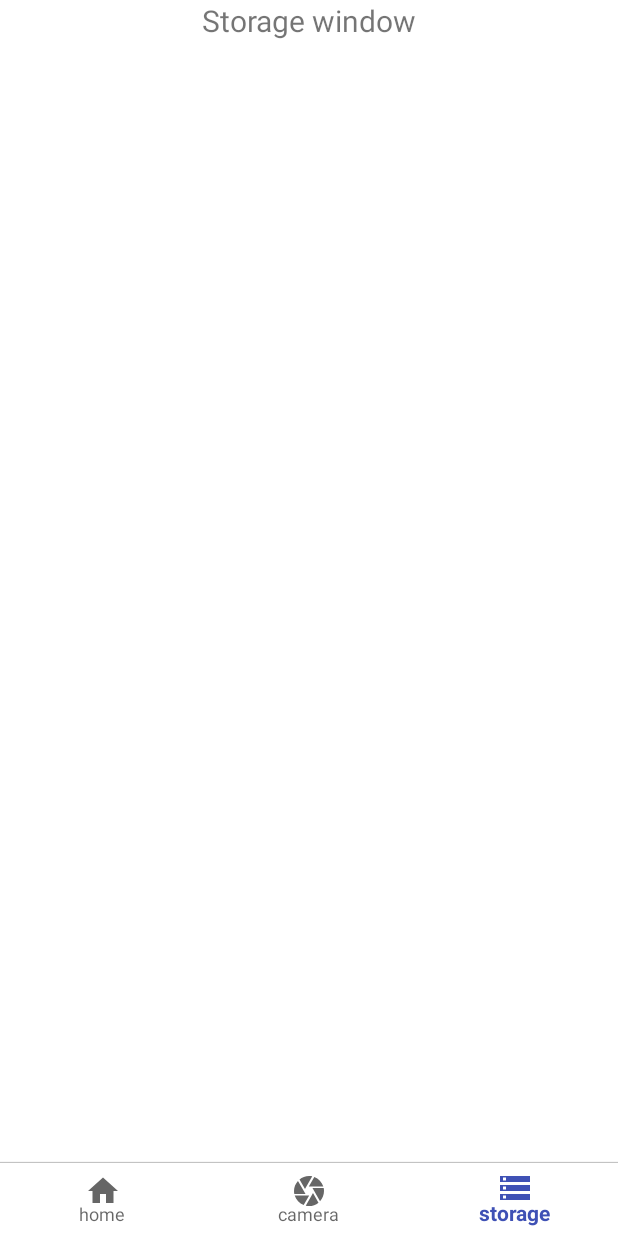
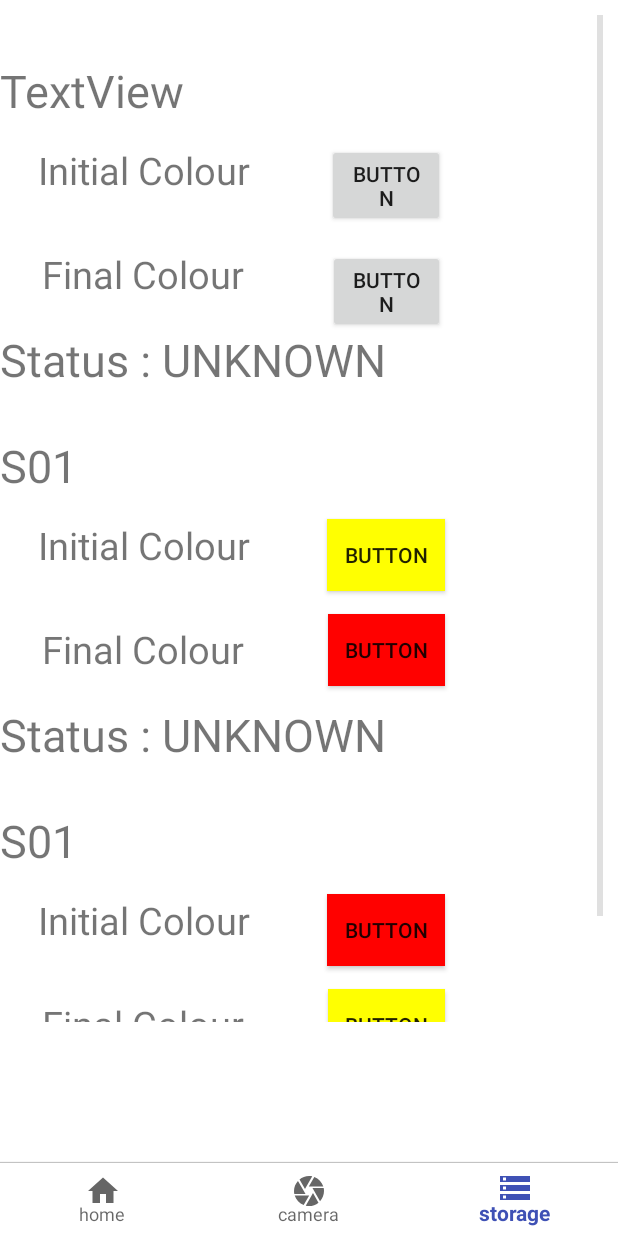
Before and after one commit to ipavi99/AndroidColorDetector1, an Android app: the ActivityStorage screen opened directly, with no data from a screen before it, on a phone screen of 412 x 824 dp. Run offline under Robolectric (Android 15) with nearby library versions, the phone set to English and light mode, and no system bars; 3 statements that could not run were skipped.

Commit message:
Second Commit

```diff
--- a/app/src/main/AndroidManifest.xml
+++ b/app/src/main/AndroidManifest.xml
@@ -6,11 +6,12 @@
         android:allowBackup="true"
         android:icon="@mipmap/ic_launcher"
         android:label="@string/app_name"
-        android:launchMode="singleTop"
+        android:launchMode="singleInstance"
         android:roundIcon="@mipmap/ic_launcher_round"
         android:supportsRtl="true"
         android:theme="@style/AppTheme">
-        <activity android:name=".SelectActivity"></activity>
+        <activity android:name=".Activity2Camera"></activity>
+        <activity android:name=".SelectActivity" />
         <activity android:name=".MainActivity">
             <intent-filter>
                 <action android:name="android.intent.action.MAIN" />
--- a/app/src/main/java/com/example/pavithran/colourdetector/ActivityStorage.java
+++ b/app/src/main/java/com/example/pavithran/colourdetector/ActivityStorage.java
@@ -1,25 +1,67 @@
 package com.example.pavithran.colourdetector;
 
 import android.content.Intent;
+import android.content.SharedPreferences;
 import android.os.Bundle;
 import android.support.annotation.NonNull;
 import android.support.annotation.Nullable;
 import android.support.design.widget.BottomNavigationView;
 import android.support.v7.app.AppCompatActivity;
+import android.support.v7.widget.DefaultItemAnimator;
+import android.support.v7.widget.LinearLayoutManager;
+import android.support.v7.widget.RecyclerView;
 import android.view.Menu;
 import android.view.MenuItem;
+import android.widget.ImageView;
 import android.widget.TextView;
+import android.widget.Toast;
+
+import java.util.ArrayList;
+import java.util.List;
 
 public class ActivityStorage extends AppCompatActivity {
+
+    ImageView image;
+    public static final String mysample = "MySample";
+    private List<sample>sList = new ArrayList<>();
+    RecyclerView recyclerView;
+    sampleadapter mAdapter;
+
+
 
     @Override
     protected void onCreate(@Nullable Bundle savedInstanceState) {
         super.onCreate(savedInstanceState);
         setContentView(R.layout.activity_stor);
-        TextView tw = (TextView) findViewById(R.id.storagetext);
-        tw.setText("Storage window");
 
-        BottomNavigationView bottomNavigationView = (BottomNavigationView) findViewById(R.id.navViewBar);
+        recyclerView=findViewById(R.id.recycler_view);
+        mAdapter = new sampleadapter(sList);
+
+        //recyclerView.LayoutManager layoutManager =
+
+
+        final sample s = (sample) getIntent().getSerializableExtra("SampleObject");
+        sList.add(s);
+        mAdapter.notifyDataSetChanged();
+//        Toast.makeText(this, s.getSamplename(), Toast.LENGTH_SHORT).show();
+
+        recyclerView.setAdapter(mAdapter);
+        RecyclerView.LayoutManager mLayoutManager = new LinearLayoutManager(getApplicationContext());
+        recyclerView.setLayoutManager(mLayoutManager);
+        recyclerView.setItemAnimator(new DefaultItemAnimator());
+        recyclerView.setAdapter(mAdapter);
+
+        samplecreate();
+
+
+
+
+
+
+
+
+
+        BottomNavigationView bottomNavigationView = (BottomNavigationView) findViewById(R.id.navViewBar2);
         Menu menu = bottomNavigationView.getMenu();
         MenuItem menuitem = menu.getItem(2);
         menuitem.setChecked(true);
@@ -48,4 +90,15 @@ public class ActivityStorage extends AppCompatActivity {
             }
         });
     }
+
+    private void samplecreate(){
+        sample s1 = new sample("S01","nil",-255,"nil",-65280);
+        sList.add(s1);
+
+        s1 = s1 = new sample("S01","nil",-65280,"nil",-255);
+        sList.add(s1);
+
+        mAdapter.notifyDataSetChanged();
+    }
+
 }
--- /dev/null
+++ b/app/src/main/java/com/example/pavithran/colourdetector/sample.java
@@ -0,0 +1,60 @@
+package com.example.pavithran.colourdetector;
+
+import java.io.Serializable;
+
+public class sample implements Serializable {
+
+    private String samplename;
+    private int c1;
+    private int c2;
+    private String colour1;
+    private String colour2;
+
+    public sample() {
+        samplename = "";
+        colour1 = "";
+        colour2 = "";
+        c1=0;
+        c2=0;
+    }
+
+    public sample(String samplename, String colour1,int c1, String colour2, int c2) {
+        this.samplename = samplename;
+        this.c1 = c1;
+        this.c2 = c2;
+        this.colour1 = colour1;
+        this.colour2 = colour2;
+    }
+
+    public int getC1() { return c1; }
+
+    public void setC1(int c1) { this.c1 = c1; }
+
+    public int getC2() { return c2; }
+
+    public void setC2(int c2) { this.c2 = c2; }
+
+    public String getSamplename() {
+        return samplename;
+    }
+
+    public void setSamplename(String samplename) {
+        this.samplename = samplename;
+    }
+
+    public String getColour1() {
+        return colour1;
+    }
+
+    public void setColour1(String colour1) {
+        this.colour1 = colour1;
+    }
+
+    public String getColour2() {
+        return colour2;
+    }
+
+    public void setColour2(String colour2) {
+        this.colour2 = colour2;
+    }
+}
--- /dev/null
+++ b/app/src/main/java/com/example/pavithran/colourdetector/sampleadapter.java
@@ -0,0 +1,68 @@
+package com.example.pavithran.colourdetector;
+
+import android.content.Context;
+import android.renderscript.Sampler;
+import android.support.annotation.NonNull;
+import android.support.v7.widget.RecyclerView;
+import android.view.LayoutInflater;
+import android.view.View;
+import android.view.ViewGroup;
+import android.widget.Button;
+import android.widget.TextView;
+
+import java.util.List;
+
+public class sampleadapter extends RecyclerView.Adapter<sampleadapter.MyViewHolder>{
+
+    private List<sample> sampleList;
+
+    public sampleadapter(List<sample> sampleList) {
+        this.sampleList = sampleList;
+
+    }
+
+    @NonNull
+    @Override
+    public MyViewHolder onCreateViewHolder(@NonNull ViewGroup parent, int i) {
+
+        View itemView = LayoutInflater.from(parent.getContext())
+                .inflate(R.layout.sample_list_item, parent, false);
+
+        return new MyViewHolder(itemView);
+
+    }
+
+    @Override
+    public void onBindViewHolder(@NonNull MyViewHolder myViewHolder, int position) {
+
+        sample sample = sampleList.get(position);
+        myViewHolder.samplename.setText(sample.getSamplename());
+        myViewHolder.dispc1.setBackgroundColor(sample.getC1());
+        myViewHolder.dispc2.setBackgroundColor(sample.getC2());
+
+    }
+
+    @Override
+    public int getItemCount() {
+        return sampleList.size();
+    }
+
+
+    public class MyViewHolder extends RecyclerView.ViewHolder{
+
+        public TextView samplename, samplestatus;
+        public Button dispc1, dispc2;
+
+        public MyViewHolder(View view){
+
+            super(view);
+            samplename = view.findViewById(R.id.sname);
+            samplestatus = view.findViewById(R.id.status);
+            dispc1 = view.findViewById(R.id.c1);
+            dispc2 = view.findViewById(R.id.c2);
+        }
+    }
+
+
+
+}
--- a/app/src/main/res/layout/activity_stor.xml
+++ b/app/src/main/res/layout/activity_stor.xml
@@ -16,20 +16,26 @@
         android:id="@+id/relativelayout">
 
 
-
         <RelativeLayout
+            android:id="@+id/relLayoutMid"
             android:layout_width="match_parent"
             android:layout_height="match_parent"
-            android:id="@+id/relLayoutMid"
-            android:layout_above="@id/relLayoutBot">
+            android:layout_above="@id/relLayoutBot"
+            android:layout_marginBottom="0dp">
 
-            <TextView
+            <android.support.v7.widget.RecyclerView
+                android:id="@+id/recycler_view"
                 android:layout_width="match_parent"
-                android:layout_height="wrap_content"
-                android:text="Open Storage"
-                android:textSize="20sp"
-                android:id="@+id/storagetext"
-                android:textAlignment="center"/>
+                android:layout_height="671dp"
+                android:layout_marginLeft="15dp"
+                android:layout_marginRight="15dp"
+                android:layout_alignParentStart="true"
+                android:layout_alignParentTop="true"
+                android:layout_alignParentEnd="true"
+                android:layout_marginStart="0dp"
+                android:layout_marginTop="10dp"
+                android:layout_marginEnd="10dp"
+                android:scrollbars="vertical" />
 
 
         </RelativeLayout>
@@ -46,7 +52,7 @@
             <android.support.design.widget.BottomNavigationView
                 android:layout_width="match_parent"
                 android:layout_height="match_parent"
-                android:id="@+id/navViewBar"
+                android:id="@+id/navViewBar2"
                 android:background="@drawable/grey_border_top"
                 app:menu="@menu/bottom_navigation_menu">
 
--- /dev/null
+++ b/app/src/main/res/layout/sample_list_item.xml
@@ -0,0 +1,86 @@
+<?xml version="1.0" encoding="utf-8"?>
+<RelativeLayout xmlns:android="http://schemas.android.com/apk/res/android"
+    xmlns:app="http://schemas.android.com/apk/res-auto"
+    xmlns:tools="http://schemas.android.com/tools"
+    android:layout_width="match_parent"
+    android:layout_height="wrap_content">
+
+    <TextView
+        android:id="@+id/sname"
+        android:layout_width="match_parent"
+        android:layout_height="wrap_content"
+        android:layout_alignParentStart="true"
+        android:layout_alignParentTop="true"
+        android:layout_alignParentEnd="true"
+        android:layout_marginStart="0dp"
+        android:layout_marginTop="30dp"
+        android:layout_marginLeft="10dp"
+        android:layout_marginEnd="0dp"
+        android:text="TextView"
+        android:textSize="30dp"
+        app:layout_constraintEnd_toEndOf="parent"
+        app:layout_constraintStart_toStartOf="parent"
+        app:layout_constraintTop_toTopOf="parent" />
+
+    <TextView
+        android:id="@+id/colour1"
+        android:layout_width="wrap_content"
+        android:layout_height="40dp"
+        android:layout_below="@+id/sname"
+        android:layout_alignParentStart="true"
+        android:layout_marginStart="25dp"
+        android:layout_marginTop="15dp"
+        android:text="@string/initial_colour"
+        android:textSize="25dp" />
+
+    <Button
+        android:id="@+id/c1"
+        android:layout_width="wrap_content"
+        android:layout_height="wrap_content"
+        android:layout_below="@+id/sname"
+        android:layout_alignParentEnd="true"
+        android:layout_marginStart="51dp"
+        android:layout_marginTop="15dp"
+        android:layout_marginEnd="105dp"
+        android:layout_toEndOf="@+id/colour1"
+        android:text="Button" />
+
+    <TextView
+        android:id="@+id/colour2"
+        android:layout_width="wrap_content"
+        android:layout_height="40dp"
+        android:layout_below="@+id/colour1"
+        android:layout_alignParentStart="true"
+        android:layout_marginStart="28dp"
+        android:layout_marginTop="29dp"
+        android:text="@string/final_colour"
+        android:textSize="25dp" />
+
+    <Button
+        android:id="@+id/c2"
+        android:layout_width="wrap_content"
+        android:layout_height="wrap_content"
+        android:layout_below="@+id/c1"
+        android:layout_alignParentEnd="true"
+        android:layout_marginStart="56dp"
+        android:layout_marginTop="15dp"
+        android:layout_marginEnd="105dp"
+        android:layout_toEndOf="@+id/colour2"
+        android:text="Button" />
+
+    <TextView
+        android:id="@+id/status"
+        android:layout_width="match_parent"
+        android:layout_height="wrap_content"
+        android:layout_below="@+id/colour2"
+        android:layout_alignParentStart="true"
+        android:layout_alignParentEnd="true"
+        android:layout_marginLeft="10dp"
+        android:layout_marginStart="0dp"
+        android:layout_marginTop="14dp"
+        android:layout_marginEnd="15dp"
+        android:text="Status : UNKNOWN"
+        android:textSize="30dp" />
+
+
+</RelativeLayout>
--- a/app/src/main/res/values/strings.xml
+++ b/app/src/main/res/values/strings.xml
@@ -1,3 +1,8 @@
 <resources>
     <string name="app_name">colourdetector</string>
+    <string name="enter_the_sample_name">Enter the sample name</string>
+    <string name="ex_sample101">Ex: Sample101</string>
+    <string name="done">Done</string>
+    <string name="initial_colour">Initial Colour</string>
+    <string name="final_colour">Final Colour</string>
 </resources>
```
Also changed, not shown: app/src/main/java/com/example/pavithran/colourdetector/Activity2Camera.java (added, +111 -0 lines), app/src/main/java/com/example/pavithran/colourdetector/ActivityCamera.java (+99 -33 lines), app/src/main/java/com/example/pavithran/colourdetector/SelectActivity.java (+56 -0 lines), app/src/main/res/layout/activity2_camera.xml (added, +59 -0 lines), app/src/main/res/layout/activity_cam.xml (+11 -1 lines), app/src/main/res/layout/activity_select.xml (+19 -4 lines), app/src/main/res/layout/sample_name.xml (added, +43 -0 lines).
